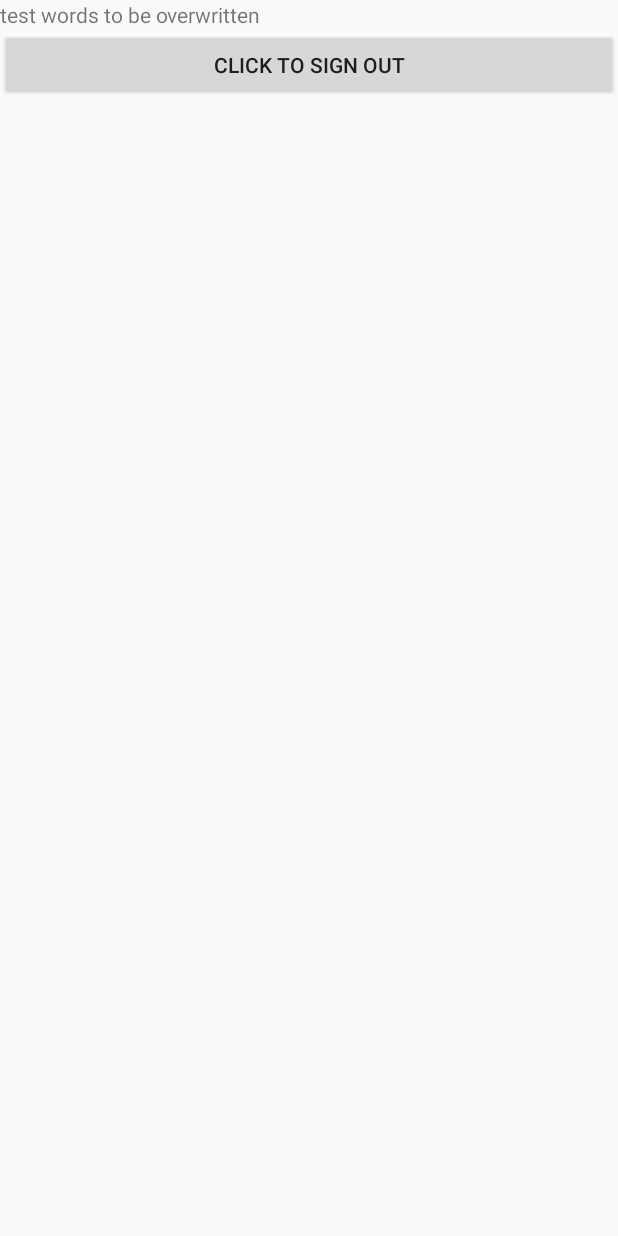
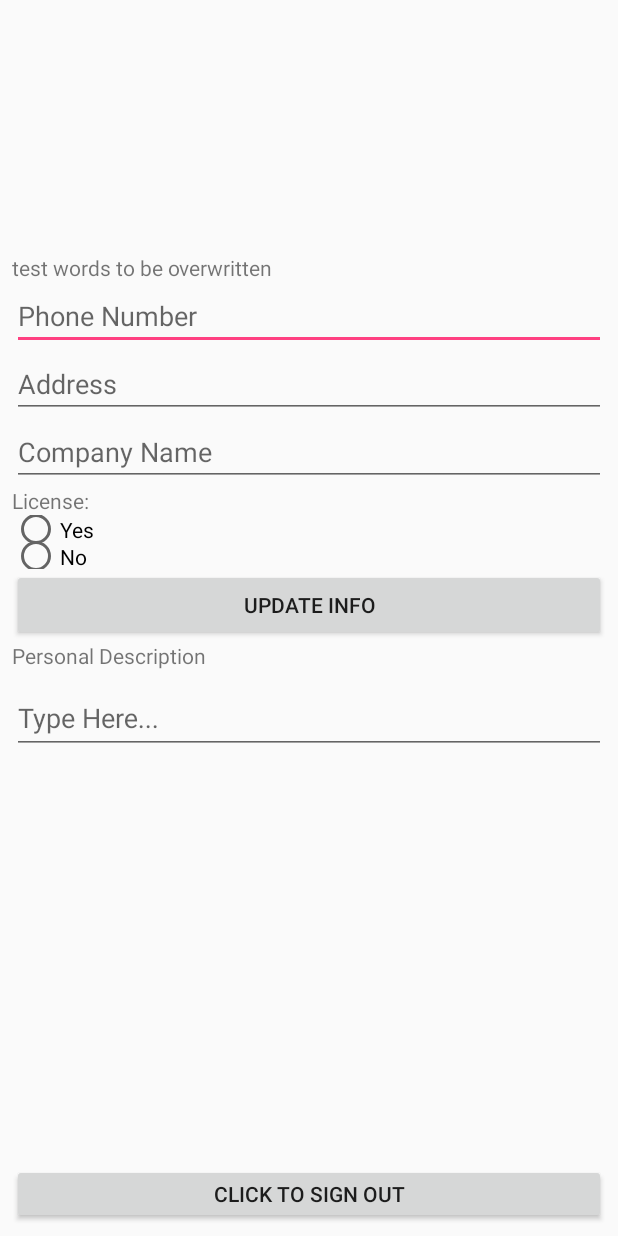
Before and after one commit to jcool030/hello_my_name_is_inigo_montoya, an Android app: the layout activity_service_provider_welcome.xml on its own in the app's theme, with its tools: preview values and no code run, on a phone screen of 412 x 824 dp. Run offline under Robolectric (Android 15) with nearby library versions, the phone set to English and light mode, and no system bars.

Commit message:
Started updated service activity screen

```diff
--- a/app/src/main/java/com/seg2105app/delieverable1/activities/ServiceProviderWelcome.java
+++ b/app/src/main/java/com/seg2105app/delieverable1/activities/ServiceProviderWelcome.java
@@ -3,30 +3,49 @@ package com.seg2105app.delieverable1.activities;
 import android.content.Intent;
 import android.os.Bundle;
 import android.support.annotation.Nullable;
+import android.support.design.widget.TextInputEditText;
 import android.support.v7.app.AppCompatActivity;
 import android.view.View;
 import android.widget.Button;
 import android.widget.TextView;
+import android.widget.EditText;
 
-public class ServiceProviderWelcome extends AppCompatActivity implements View.OnClickListener {
+public class ServiceProviderWelcome extends AppCompatActivity {
 
-    Button signoutButton;
+    Button signoutButton, updateBtn;
+    TextView usernameText;
+    EditText phoneNum, address, companyName;
+    TextInputEditText textInput;
+
     @Override
     protected void onCreate(@Nullable Bundle savedInstanceState) {
         super.onCreate(savedInstanceState);
         setContentView(R.layout.activity_service_provider_welcome);
+
         signoutButton = findViewById(R.id.signoutButton);
+        updateBtn = findViewById(R.id.updateInfoBtn);
+
+        usernameText = findViewById(R.id.usernameText);
+        phoneNum = findViewById(R.id.phoneNum);
+        address = findViewById(R.id.address);
+        companyName = findViewById(R.id.companyName);
+
+        textInput = findViewById(R.id.textInput);
+
+
         Bundle bundle = getIntent().getExtras();
         String user = bundle.getString("username");
-        TextView textView = (TextView) findViewById(R.id.usernameText);
-        textView.setText("Welcome, " + user + " you are logged in as a Service Provider.");
 
-        signoutButton.setOnClickListener(this);
+        usernameText.setText("Welcome, " + user + " you are logged in as a Service Provider.");
     }
 
-    @Override
-    public void onClick(View v) {
+    public void signOut(View v) {
         Intent signoutIntent = new Intent(this, OpeningScreenActivity.class);
         startActivity(signoutIntent);
+        finish();
     }
+    public void updateInfo(View  v){
+
+    }
+
 }
--- a/app/src/main/res/layout/activity_service_provider_welcome.xml
+++ b/app/src/main/res/layout/activity_service_provider_welcome.xml
@@ -1,12 +1,27 @@
 <?xml version="1.0" encoding="utf-8"?>
 <android.support.constraint.ConstraintLayout
-    xmlns:android="http://schemas.android.com/apk/res/android" android:layout_width="match_parent"
+    xmlns:android="http://schemas.android.com/apk/res/android"
+    xmlns:app="http://schemas.android.com/apk/res-auto"
+    xmlns:tools="http://schemas.android.com/tools"
+    android:layout_width="match_parent"
     android:layout_height="match_parent">
 
     <LinearLayout
+        android:id="@+id/linearLayout1"
         android:layout_width="match_parent"
-        android:layout_height="match_parent"
-        android:orientation="vertical">
+        android:layout_height="351dp"
+        android:layout_marginBottom="136dp"
+        android:layout_marginEnd="8dp"
+        android:layout_marginLeft="8dp"
+        android:layout_marginRight="8dp"
+        android:layout_marginStart="8dp"
+        android:layout_marginTop="8dp"
+        android:orientation="vertical"
+        app:layout_constraintBottom_toBottomOf="@+id/linearLayout2"
+        app:layout_constraintEnd_toEndOf="parent"
+        app:layout_constraintHorizontal_bias="0.0"
+        app:layout_constraintStart_toStartOf="parent"
+        app:layout_constraintTop_toTopOf="parent">
 
         <TextView
             android:id="@+id/usernameText"
@@ -14,11 +29,102 @@
             android:layout_height="wrap_content"
             android:text="@string/usernamewelcomeText" />
 
+        <EditText
+            android:id="@+id/phoneNum"
+            android:layout_width="match_parent"
+            android:layout_height="wrap_content"
+            android:ems="10"
+            android:hint="@string/phoneNum"
+            android:inputType="phone" />
+
+        <EditText
+            android:id="@+id/address"
+            android:layout_width="match_parent"
+            android:layout_height="wrap_content"
+            android:ems="10"
+            android:hint="@string/address"
+            android:inputType="textPostalAddress" />
+
+        <EditText
+            android:id="@+id/companyName"
+            android:layout_width="match_parent"
+            android:layout_height="wrap_content"
+            android:ems="10"
+            android:hint="@string/companyName"
+            android:inputType="textPersonName" />
+
+        <TextView
+            android:id="@+id/license"
+            android:layout_width="wrap_content"
+            android:layout_height="wrap_content"
+            android:text="@string/lisenseTest" />
+
+        <RadioGroup
+            android:layout_width="wrap_content"
+            android:layout_height="36dp"
+            android:orientation="vertical">
+
+            <RadioButton
+                android:id="@+id/radioButton5"
+                android:layout_width="wrap_content"
+                android:layout_height="wrap_content"
+                android:layout_weight="1"
+                android:text="@string/licenseYes" />
+
+            <RadioButton
+                android:id="@+id/radioButton6"
+                android:layout_width="match_parent"
+                android:layout_height="wrap_content"
+                android:layout_weight="1"
+                android:text="@string/lisenceNo" />
+        </RadioGroup>
+
+        <Button
+            android:id="@+id/updateInfoBtn"
+            android:layout_width="match_parent"
+            android:layout_height="wrap_content"
+            android:onClick="updateInfo"
+            android:text="@string/updateInfoBtn" />
+
+        <TextView
+            android:id="@+id/personalDescription"
+            android:layout_width="match_parent"
+            android:layout_height="wrap_content"
+            android:text="@string/descriptionText" />
+
+        <android.support.design.widget.TextInputLayout
+            android:layout_width="match_parent"
+            android:layout_height="match_parent">
+
+            <android.support.design.widget.TextInputEditText
+                android:id="@+id/textInput"
+                android:layout_width="match_parent"
+                android:layout_height="wrap_content"
+                android:hint="@string/description"
+                android:inputType="text|textShortMessage|textLongMessage" />
+        </android.support.design.widget.TextInputLayout>
+
+    </LinearLayout>
+
+    <LinearLayout
+        android:id="@+id/linearLayout2"
+        android:layout_width="match_parent"
+        android:layout_height="40dp"
+        android:layout_marginBottom="8dp"
+        android:layout_marginEnd="8dp"
+        android:layout_marginLeft="8dp"
+        android:layout_marginRight="8dp"
+        android:layout_marginStart="8dp"
+        android:orientation="vertical"
+        app:layout_constraintBottom_toBottomOf="parent"
+        app:layout_constraintEnd_toEndOf="parent"
+        app:layout_constraintStart_toStartOf="parent">
+
         <Button
             android:id="@+id/signoutButton"
             android:layout_width="match_parent"
             android:layout_height="wrap_content"
-            android:onClick="onClickLogOut"
+            android:onClick="signOut"
             android:text="@string/signoutButton" />
     </LinearLayout>
 </android.support.constraint.ConstraintLayout>
--- a/app/src/main/res/values/strings.xml
+++ b/app/src/main/res/values/strings.xml
@@ -24,4 +24,13 @@
     <string name="userType">User Type</string>
     <string name="deleteButton">Delete this Service</string>
     <string name="manage_service_title">Services Offered</string>
+    <string name="phoneNum" >Phone Number</string>
+    <string name="address">Address</string>
+    <string name="companyName">Company Name</string>
+    <string name="lisenseTest">License:</string>
+    <string name="licenseYes">Yes</string>
+    <string name="lisenceNo">No</string>
+    <string name="updateInfoBtn">Update Info</string>
+    <string name="descriptionText">Personal Description</string>
+    <string name="description">Type Here...</string>
 </resources>
```
